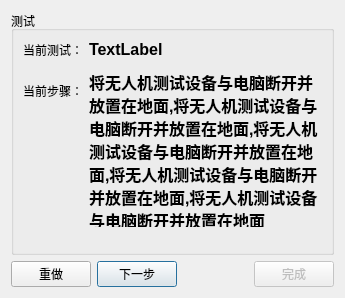
This is PySideApp/build_src/ui/TestPlayerUI.ui in MWTJC/Gnss_on_UAV_GUI as Qt 5 draws it before an edit. The edited form follows.
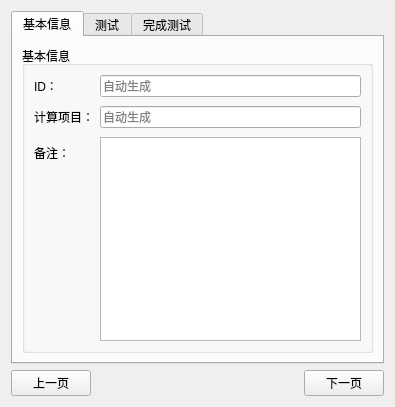
This is the edited form. The open tabs and pages were chosen to show the change.

```diff
--- a/PySideApp/build_src/ui/TestPlayerUI.ui
+++ b/PySideApp/build_src/ui/TestPlayerUI.ui
@@ -6,8 +6,8 @@
    <rect>
     <x>0</x>
     <y>0</y>
-    <width>345</width>
-    <height>298</height>
+    <width>395</width>
+    <height>407</height>
    </rect>
   </property>
   <property name="windowTitle">
@@ -15,6 +15,84 @@
   </property>
   <layout class="QVBoxLayout" name="verticalLayout">
    <item>
+    <widget class="QTabWidget" name="tabWidget_test_runner">
+     <property name="currentIndex">
+      <number>1</number>
+     </property>
+     <widget class="QWidget" name="tab_basic_info">
+      <attribute name="title">
+       <string>基本信息</string>
+      </attribute>
+      <layout class="QVBoxLayout" name="verticalLayout_4">
+       <item>
+        <widget class="QGroupBox" name="groupBox_basic_info">
+         <property name="title">
+          <string>基本信息</string>
+         </property>
+         <layout class="QFormLayout" name="formLayout_3">
+          <property name="verticalSpacing">
+           <number>9</number>
+          </property>
+          <item row="0" column="0">
+           <widget class="QLabel" name="label_6">
+            <property name="text">
+             <string>ID：</string>
+            </property>
+           </widget>
+          </item>
+          <item row="0" column="1">
+           <widget class="QLineEdit" name="lineEdit_id_2">
+            <property name="placeholderText">
+             <string>自动生成</string>
+            </property>
+           </widget>
+          </item>
+          <item row="1" column="0">
+           <widget class="QLabel" name="label_7">
+            <property name="text">
+             <string>计算项目：</string>
+            </property>
+           </widget>
+          </item>
+          <item row="1" column="1">
+           <widget class="QLineEdit" name="lineEdit_calculate_item_2">
+            <property name="placeholderText">
+             <string>自动生成</string>
+            </property>
+           </widget>
+          </item>
+          <item row="2" column="0">
+           <widget class="QLabel" name="label_8">
+            <property name="text">
+             <string>备注：</string>
+            </property>
+           </widget>
+          </item>
+          <item row="2" column="1">
+           <widget class="QTextEdit" name="textEdit_mark_2">
+            <property name="html">
+             <string>&lt;!DOCTYPE HTML PUBLIC &quot;-//W3C//DTD HTML 4.0//EN&quot; &quot;http://www.w3.org/TR/REC-html40/strict.dtd&quot;&gt;
+&lt;html&gt;&lt;head&gt;&lt;meta name=&quot;qrichtext&quot; content=&quot;1&quot; /&gt;&lt;meta charset=&quot;utf-8&quot; /&gt;&lt;style type=&quot;text/css&quot;&gt;
+p, li { white-space: pre-wrap; }
+hr { height: 1px; border-width: 0; }
+li.unchecked::marker { content: &quot;\2610&quot;; }
+li.checked::marker { content: &quot;\2612&quot;; }
+&lt;/style&gt;&lt;/head&gt;&lt;body style=&quot; font-family:'Microsoft YaHei UI'; font-size:9pt; font-weight:400; font-style:normal;&quot;&gt;
+&lt;p style=&quot;-qt-paragraph-type:empty; margin-top:0px; margin-bottom:0px; margin-left:0px; margin-right:0px; -qt-block-indent:0; text-indent:0px;&quot;&gt;&lt;br /&gt;&lt;/p&gt;&lt;/body&gt;&lt;/html&gt;</string>
+            </property>
+           </widget>
+          </item>
+         </layout>
+        </widget>
+       </item>
+      </layout>
+     </widget>
+     <widget class="QWidget" name="tab_test_runner">
+      <attribute name="title">
+       <string>测试</string>
+      </attribute>
+      <layout class="QVBoxLayout" name="verticalLayout_2">
+       <item>
     <widget class="QGroupBox" name="groupBox">
      <property name="title">
       <string>测试</string>
@@ -84,8 +162,8 @@
           </property>
           <property name="sizeHint" stdset="0">
            <size>
-            <width>20</width>
-            <height>40</height>
+                <width>40</width>
+                <height>20</height>
            </size>
           </property>
          </spacer>
@@ -134,6 +212,63 @@
        </property>
        <property name="text">
         <string>完成</string>
+           </property>
+          </widget>
+         </item>
+        </layout>
+       </item>
+      </layout>
+     </widget>
+     <widget class="QWidget" name="tab_test_over">
+      <attribute name="title">
+       <string>完成测试</string>
+      </attribute>
+      <layout class="QVBoxLayout" name="verticalLayout_5">
+       <item>
+        <widget class="QLabel" name="label_9">
+         <property name="font">
+          <font>
+           <pointsize>28</pointsize>
+          </font>
+         </property>
+         <property name="text">
+          <string>√测试完成，时间轴数据已保存至历史任务页，请前往以导入数据进行计算...</string>
+         </property>
+         <property name="wordWrap">
+          <bool>true</bool>
+         </property>
+        </widget>
+       </item>
+      </layout>
+     </widget>
+    </widget>
+   </item>
+   <item>
+    <layout class="QHBoxLayout" name="horizontalLayout_2">
+     <item>
+      <widget class="QPushButton" name="pushButton_2">
+       <property name="text">
+        <string>上一页</string>
+       </property>
+      </widget>
+     </item>
+     <item>
+      <spacer name="horizontalSpacer_2">
+       <property name="orientation">
+        <enum>Qt::Orientation::Horizontal</enum>
+       </property>
+       <property name="sizeHint" stdset="0">
+        <size>
+         <width>40</width>
+         <height>20</height>
+        </size>
+       </property>
+      </spacer>
+     </item>
+     <item>
+      <widget class="QPushButton" name="pushButton">
+       <property name="text">
+        <string>下一页</string>
        </property>
       </widget>
      </item>
```
Left out of the diff: 23 changed lines with no effect on the pictures. Lines whose indentation alone changed are shown as unchanged.
